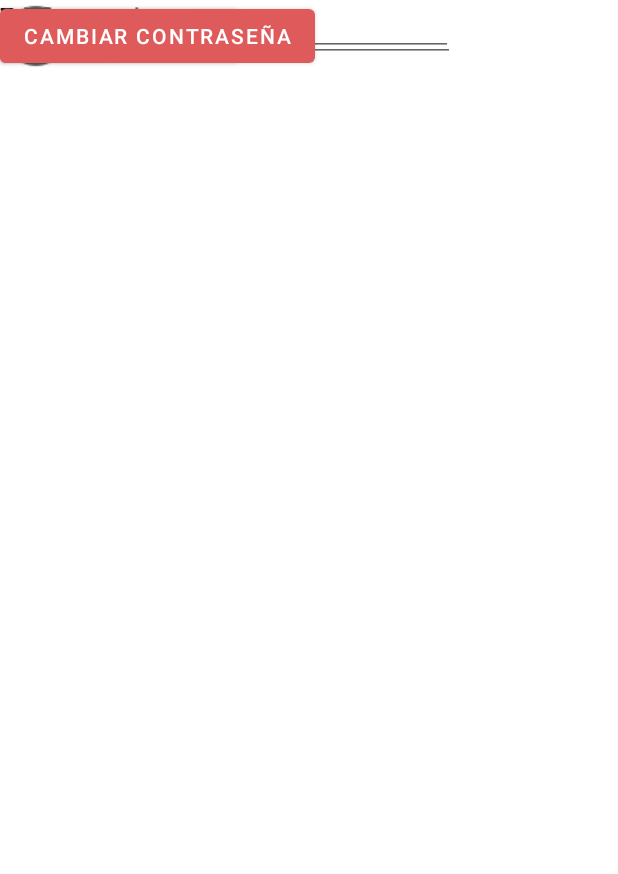
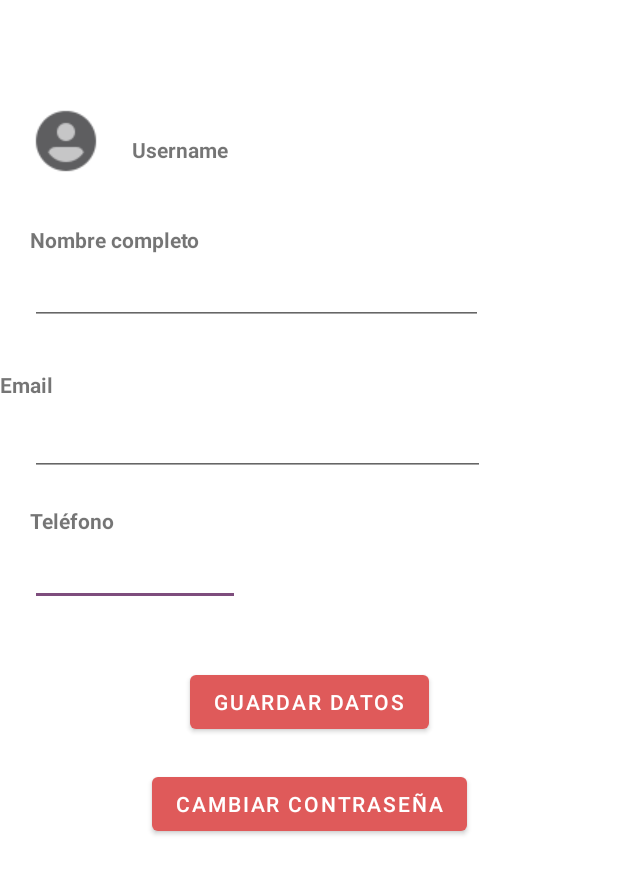
Before and after one commit to luisedgtz/android-rufino-tamayo, an Android app: the UserSettings screen opened directly, with no data from a screen before it, on a phone screen of 412 x 824 dp. Shown: the top 874 px of the screen. Run offline under Robolectric (Android 15) with nearby library versions, the phone set to English and light mode, and no system bars; network calls fail.

Commit message:
added constraints

```diff
--- a/app/src/main/res/layout/activity_user_settings.xml
+++ b/app/src/main/res/layout/activity_user_settings.xml
@@ -10,89 +10,118 @@
         android:id="@+id/editTextTextPersonName5"
         android:layout_width="wrap_content"
         android:layout_height="wrap_content"
+        android:layout_marginStart="20dp"
+        android:layout_marginTop="10dp"
         android:ems="10"
         android:inputType="textPersonName"
         android:textSize="12sp"
-        tools:layout_editor_absoluteX="24dp"
-        tools:layout_editor_absoluteY="366dp" />
+        app:layout_constraintEnd_toEndOf="parent"
+        app:layout_constraintHorizontal_bias="0.0"
+        app:layout_constraintStart_toStartOf="parent"
+        app:layout_constraintTop_toBottomOf="@+id/textView7" />
 
     <TextView
         android:id="@+id/textView7"
         android:layout_width="wrap_content"
         android:layout_height="wrap_content"
+        android:layout_marginStart="20dp"
+        android:layout_marginTop="20dp"
         android:text="Teléfono"
         android:textStyle="bold"
-        tools:layout_editor_absoluteX="24dp"
-        tools:layout_editor_absoluteY="336dp" />
+        app:layout_constraintStart_toStartOf="parent"
+        app:layout_constraintTop_toBottomOf="@+id/editTextTextPersonName3" />
 
     <EditText
         android:id="@+id/editTextTextPersonName2"
         android:layout_width="302dp"
         android:layout_height="37dp"
+        android:layout_marginStart="20dp"
+        android:layout_marginTop="10dp"
         android:ems="10"
         android:inputType="textPersonName"
         android:textSize="12sp"
-        tools:layout_editor_absoluteX="23dp"
-        tools:layout_editor_absoluteY="180dp" />
+        app:layout_constraintEnd_toEndOf="parent"
+        app:layout_constraintHorizontal_bias="0.0"
+        app:layout_constraintStart_toStartOf="parent"
+        app:layout_constraintTop_toBottomOf="@+id/textView4" />
 
     <TextView
         android:id="@+id/textView5"
         android:layout_width="wrap_content"
         android:layout_height="wrap_content"
+        android:layout_marginTop="30dp"
         android:text="Email"
         android:textStyle="bold"
-        tools:layout_editor_absoluteX="23dp"
-        tools:layout_editor_absoluteY="244dp" />
+        app:layout_constraintTop_toBottomOf="@+id/editTextTextPersonName2"
+        tools:layout_editor_absoluteX="23dp" />
 
     <TextView
         android:id="@+id/textView4"
         android:layout_width="wrap_content"
         android:layout_height="wrap_content"
+        android:layout_marginStart="20dp"
+        android:layout_marginTop="32dp"
         android:text="Nombre completo"
         android:textStyle="bold"
-        tools:layout_editor_absoluteX="23dp"
-        tools:layout_editor_absoluteY="150dp" />
+        app:layout_constraintEnd_toEndOf="parent"
+        app:layout_constraintHorizontal_bias="0.0"
+        app:layout_constraintStart_toStartOf="parent"
+        app:layout_constraintTop_toBottomOf="@+id/imageView2" />
 
     <EditText
         android:id="@+id/editTextTextPersonName3"
         android:layout_width="303dp"
         android:layout_height="41dp"
+        android:layout_marginStart="20dp"
+        android:layout_marginTop="10dp"
         android:ems="10"
         android:inputType="textPersonName"
         android:textSize="12sp"
-        tools:layout_editor_absoluteX="23dp"
-        tools:layout_editor_absoluteY="274dp" />
+        app:layout_constraintEnd_toEndOf="parent"
+        app:layout_constraintHorizontal_bias="0.0"
+        app:layout_constraintStart_toStartOf="parent"
+        app:layout_constraintTop_toBottomOf="@+id/textView5" />
 
     <ImageView
         android:id="@+id/imageView2"
         android:layout_width="wrap_content"
         android:layout_height="wrap_content"
-        app:srcCompat="@drawable/icons8_test_account_48px"
-        tools:layout_editor_absoluteX="24dp"
-        tools:layout_editor_absoluteY="71dp" />
+        android:layout_marginStart="20dp"
+        android:layout_marginTop="70dp"
+        app:layout_constraintStart_toStartOf="parent"
+        app:layout_constraintTop_toTopOf="parent"
+        app:srcCompat="@drawable/icons8_test_account_48px" />
 
     <TextView
         android:id="@+id/textView2"
         android:layout_width="wrap_content"
         android:layout_height="wrap_content"
+        android:layout_marginStart="20dp"
+        android:layout_marginTop="90dp"
         android:text="Username"
         android:textStyle="bold"
-        tools:layout_editor_absoluteX="80dp"
-        tools:layout_editor_absoluteY="90dp" />
+        app:layout_constraintEnd_toEndOf="parent"
+        app:layout_constraintHorizontal_bias="0.0"
+        app:layout_constraintStart_toEndOf="@+id/imageView2"
+        app:layout_constraintTop_toTopOf="parent" />
 
     <Button
         android:id="@+id/button"
         android:layout_width="wrap_content"
         android:layout_height="wrap_content"
+        android:layout_marginTop="40dp"
         android:text="Guardar datos"
-        tools:layout_editor_absoluteX="125dp"
-        tools:layout_editor_absoluteY="467dp" />
+        app:layout_constraintEnd_toEndOf="parent"
+        app:layout_constraintStart_toStartOf="parent"
+        app:layout_constraintTop_toBottomOf="@+id/editTextTextPersonName5" />
 
     <Button
         android:id="@+id/button2"
         android:layout_width="wrap_content"
         android:layout_height="wrap_content"
+        android:layout_marginTop="20dp"
         android:text="Cambiar contraseña"
-        tools:layout_editor_absoluteX="100dp"
-        tools:layout_editor_absoluteY="552dp" />
+        app:layout_constraintEnd_toEndOf="parent"
+        app:layout_constraintStart_toStartOf="parent"
+        app:layout_constraintTop_toBottomOf="@+id/button" />
 </androidx.constraintlayout.widget.ConstraintLayout>
```
